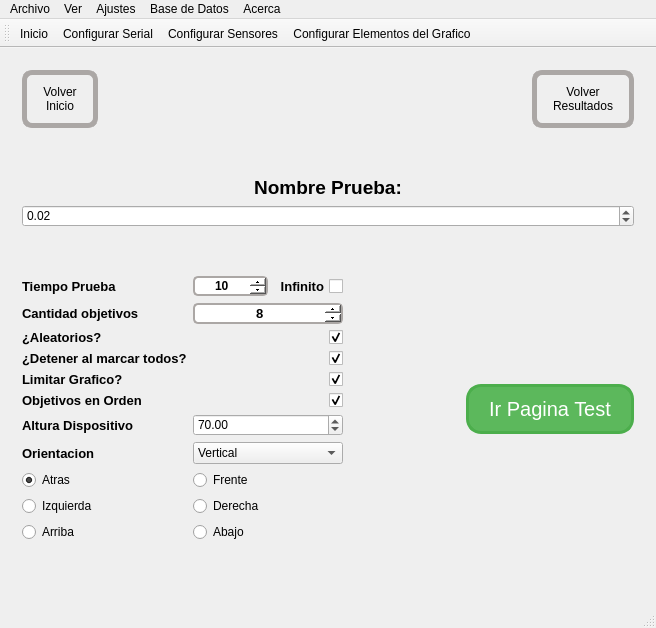
Old version of the form mainwindow.ui in the repository hectorda/Bio-Feedback.
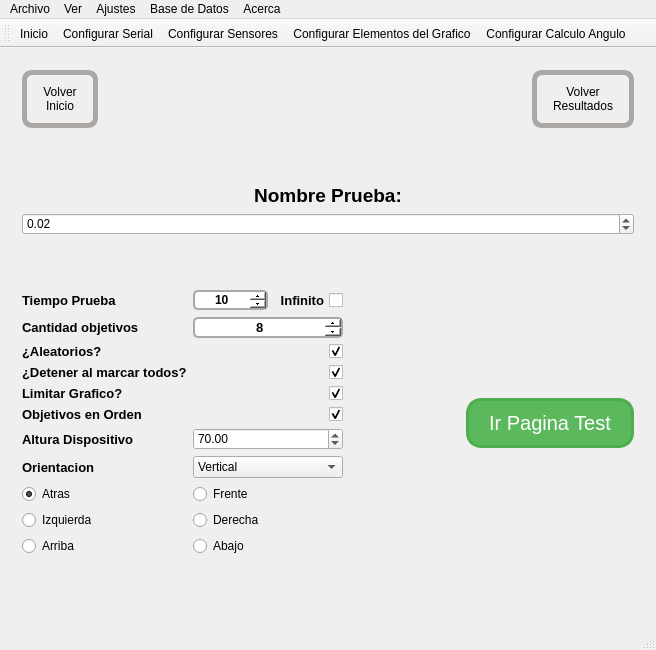
New version of the form. Icons and pictures are not drawn. Custom widgets are drawn as their Qt base class.

```diff
--- a/mainwindow.ui
+++ b/mainwindow.ui
@@ -7,7 +7,7 @@
     <x>0</x>
     <y>0</y>
     <width>656</width>
-    <height>628</height>
+    <height>650</height>
    </rect>
   </property>
   <property name="sizePolicy">
@@ -1843,6 +1843,7 @@
    <addaction name="actionConfigurar_Serial"/>
    <addaction name="actionConfigurar_Sensores"/>
    <addaction name="actionConfigurar_Grafico"/>
+   <addaction name="actionConfigurar_Angulo"/>
   </widget>
   <widget class="QStatusBar" name="statusBar"/>
   <action name="actionConfigurar_Serial">
@@ -1939,6 +1940,11 @@
     <string>Ctrl+O</string>
    </property>
   </action>
+  <action name="actionConfigurar_Angulo">
+   <property name="text">
+    <string>Configurar Calculo Angulo</string>
+   </property>
+  </action>
  </widget>
  <layoutdefault spacing="6" margin="11"/>
  <customwidgets>
```
Left out of the diff: 1 changed line with no effect on the pictures.
